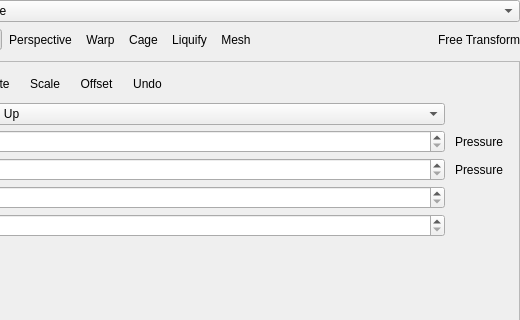
Old version of the form plugins/tools/tool_transform2/wdg_tool_transform.ui in the repository KDE/krita; both pictures show x 95 to 615 and y 0 to 320 of the 615 by 932 pixel window.
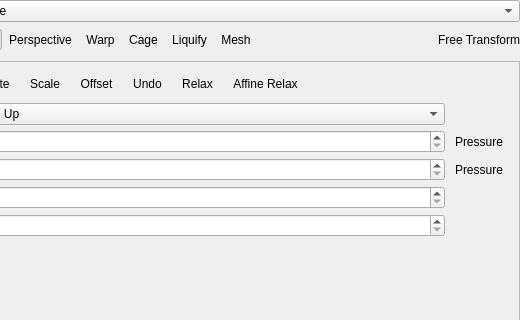
New version of the form. The open tabs and pages were chosen to show the change. Custom widgets are drawn as their Qt base class.

Commit message: add liquify brushes "Relax" and "Affine Relax"; fixes messed up points, but preserves affine transforms (as much as possible...)   normal "relax" only tries to maintain relative distortion, so may also un-shear, un-rotate etc; often you want one or the other so its two modes not one

Patch:
```diff
--- a/plugins/tools/tool_transform2/wdg_tool_transform.ui
+++ b/plugins/tools/tool_transform2/wdg_tool_transform.ui
@@ -1940,6 +1940,50 @@
               </property>
              </widget>
             </item>
+            <item>
+             <widget class="QToolButton" name="liquifyRelaxSimple">
+              <property name="sizePolicy">
+               <sizepolicy hsizetype="Expanding" vsizetype="Fixed">
+                <horstretch>0</horstretch>
+                <verstretch>0</verstretch>
+               </sizepolicy>
+              </property>
+              <property name="text">
+               <string>Relax</string>
+              </property>
+              <property name="checkable">
+               <bool>true</bool>
+              </property>
+              <property name="autoExclusive">
+               <bool>true</bool>
+              </property>
+              <property name="autoRaise">
+               <bool>true</bool>
+              </property>
+             </widget>
+            </item>
+            <item>
+             <widget class="QToolButton" name="liquifyRelaxAffine">
+              <property name="sizePolicy">
+               <sizepolicy hsizetype="Expanding" vsizetype="Fixed">
+                <horstretch>0</horstretch>
+                <verstretch>0</verstretch>
+               </sizepolicy>
+              </property>
+              <property name="text">
+               <string>Affine Relax</string>
+              </property>
+              <property name="checkable">
+               <bool>true</bool>
+              </property>
+              <property name="autoExclusive">
+               <bool>true</bool>
+              </property>
+              <property name="autoRaise">
+               <bool>true</bool>
+              </property>
+             </widget>
+            </item>
            </layout>
           </widget>
          </item>
```
The commit also changes 11 other files.
